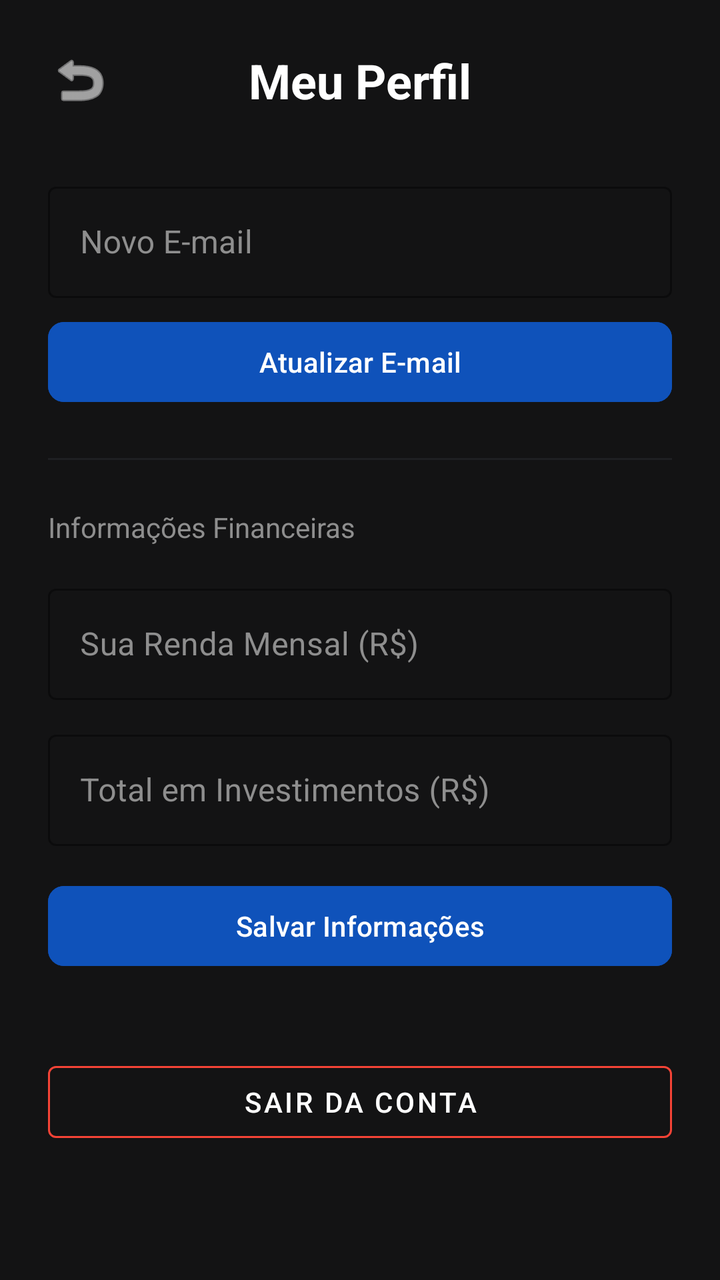
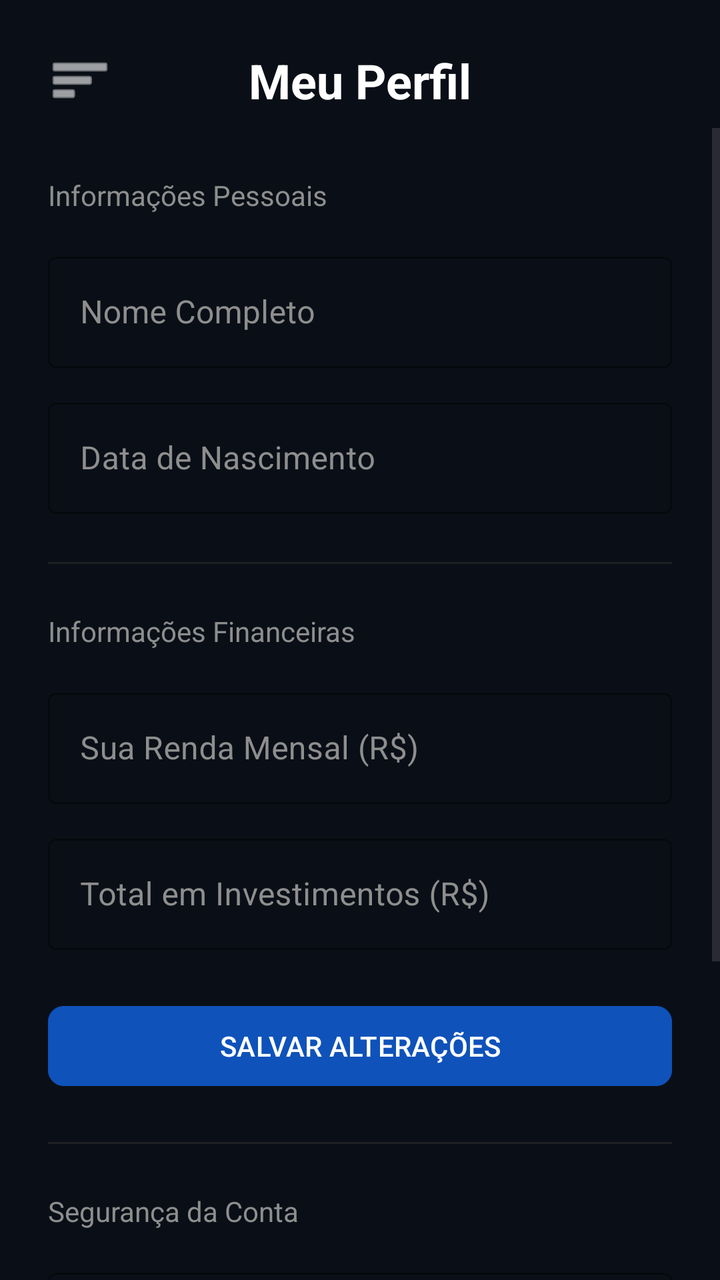

The first picture is an Android layout as it rendered before a commit; the second is the same layout after the commit. The layout source and the unified diff follow.
<!-- AndroidManifest.xml: application theme Theme.OrganizadorIA -->
<!-- res/layout/activity_perfil.xml -->
<?xml version="1.0" encoding="utf-8"?>
<androidx.constraintlayout.widget.ConstraintLayout
    xmlns:android="http://schemas.android.com/apk/res/android"
    xmlns:app="http://schemas.android.com/apk/res-auto"
    android:layout_width="match_parent"
    android:layout_height="match_parent"
    android:background="#131314"
    android:fitsSystemWindows="true">

    <ImageButton
        android:id="@+id/btnVoltar"
        android:layout_width="48dp"
        android:layout_height="48dp"
        android:layout_margin="16dp"
        android:background="?attr/selectableItemBackgroundBorderless"
        android:src="@android:drawable/ic_menu_revert"
        app:tint="@color/white"
        app:layout_constraintTop_toTopOf="parent"
        app:layout_constraintStart_toStartOf="parent" />

    <TextView
        android:id="@+id/tituloPerfil"
        android:layout_width="wrap_content"
        android:layout_height="wrap_content"
        android:text="Meu Perfil"
        android:textColor="@color/white"
        android:textSize="24sp"
        android:textStyle="bold"
        app:layout_constraintBottom_toBottomOf="@id/btnVoltar"
        app:layout_constraintEnd_toEndOf="parent"
        app:layout_constraintStart_toStartOf="parent"
        app:layout_constraintTop_toTopOf="@id/btnVoltar" />

    <ScrollView
        android:layout_width="match_parent"
        android:layout_height="0dp"
        app:layout_constraintTop_toBottomOf="@id/btnVoltar"
        app:layout_constraintBottom_toBottomOf="parent">

        <LinearLayout
            android:layout_width="match_parent"
            android:layout_height="wrap_content"
            android:orientation="vertical"
            android:padding="24dp">

            <com.google.android.material.textfield.TextInputLayout
                android:id="@+id/layoutNovoEmail"
                android:layout_width="match_parent"
                android:layout_height="wrap_content"
                android:hint="Novo E-mail"
                android:textColorHint="#8E8E8E"
                app:boxStrokeColor="@color/azul_safira"
                app:hintTextColor="@color/azul_safira"
                style="@style/Widget.MaterialComponents.TextInputLayout.OutlinedBox">

                <com.google.android.material.textfield.TextInputEditText
                    android:id="@+id/editNovoEmail"
                    android:layout_width="match_parent"
                    android:layout_height="wrap_content"
                    android:inputType="textEmailAddress"
                    android:textColor="@color/white" />
            </com.google.android.material.textfield.TextInputLayout>

            <com.google.android.material.button.MaterialButton
                android:id="@+id/btnAtualizarEmail"
                android:layout_width="match_parent"
                android:layout_height="wrap_content"
                android:layout_marginTop="8dp"
                android:text="Atualizar E-mail"
                android:backgroundTint="@color/azul_safira"
                app:cornerRadius="8dp" />

            <View
                android:layout_width="match_parent"
                android:layout_height="1dp"
                android:layout_marginVertical="24dp"
                android:background="#1E1F22" />

            <TextView
                android:layout_width="wrap_content"
                android:layout_height="wrap_content"
                android:text="Informações Financeiras"
                android:textColor="#8E8E8E"
                android:textSize="14sp"
                android:layout_marginBottom="16dp" />

            <com.google.android.material.textfield.TextInputLayout
                android:layout_width="match_parent"
                android:layout_height="wrap_content"
                android:hint="Sua Renda Mensal (R$)"
                android:textColorHint="#8E8E8E"
                app:boxStrokeColor="@color/azul_safira"
                app:hintTextColor="@color/azul_safira"
                style="@style/Widget.MaterialComponents.TextInputLayout.OutlinedBox">

                <com.google.android.material.textfield.TextInputEditText
                    android:id="@+id/editRenda"
                    android:layout_width="match_parent"
                    android:layout_height="wrap_content"
                    android:inputType="numberDecimal"
                    android:textColor="@color/white" />
            </com.google.android.material.textfield.TextInputLayout>

            <com.google.android.material.textfield.TextInputLayout
                android:layout_width="match_parent"
                android:layout_height="wrap_content"
                android:layout_marginTop="12dp"
                android:hint="Total em Investimentos (R$)"
                android:textColorHint="#8E8E8E"
                app:boxStrokeColor="@color/azul_safira"
                app:hintTextColor="@color/azul_safira"
                style="@style/Widget.MaterialComponents.TextInputLayout.OutlinedBox">

                <com.google.android.material.textfield.TextInputEditText
                    android:id="@+id/editTotalInvestido"
                    android:layout_width="match_parent"
                    android:layout_height="wrap_content"
                    android:inputType="numberDecimal"
                    android:textColor="@color/white" />
            </com.google.android.material.textfield.TextInputLayout>

            <com.google.android.material.button.MaterialButton
                android:id="@+id/btnSalvarInfo"
                android:layout_width="match_parent"
                android:layout_height="wrap_content"
                android:layout_marginTop="16dp"
                android:text="Salvar Informações"
                android:backgroundTint="@color/azul_safira"
                app:cornerRadius="8dp" />

            <com.google.android.material.button.MaterialButton
                android:id="@+id/btnSair"
                android:layout_width="match_parent"
                android:layout_height="wrap_content"
                android:layout_marginTop="40dp"
                android:text="Sair da Conta"
                android:textColor="@color/white"
                app:strokeColor="#F44336"
                app:strokeWidth="1dp"
                style="@style/Widget.MaterialComponents.Button.OutlinedButton" />

        </LinearLayout>
    </ScrollView>

</androidx.constraintlayout.widget.ConstraintLayout>
<!-- resources referenced by this layout -->
<resources>
  <color name="azul_safira">#0F52BA</color>
  <color name="white">#FFFFFFFF</color>
  <style name="Theme.OrganizadorIA" parent="Base.Theme.OrganizadorIA" />
  <style name="Base.Theme.OrganizadorIA" parent="Theme.Material3.DayNight.NoActionBar">
          
          
      </style>
</resources>

<!-- the commit's change to res/layout/activity_perfil.xml (unified diff, before → after) -->
@@ -1,145 +1,221 @@
 <?xml version="1.0" encoding="utf-8"?>
-<androidx.constraintlayout.widget.ConstraintLayout
+<androidx.drawerlayout.widget.DrawerLayout
     xmlns:android="http://schemas.android.com/apk/res/android"
     xmlns:app="http://schemas.android.com/apk/res-auto"
+    android:id="@+id/drawerLayout"
     android:layout_width="match_parent"
     android:layout_height="match_parent"
-    android:background="#131314"
+    android:background="@color/cor_fundo"
     android:fitsSystemWindows="true">
 
-    <ImageButton
-        android:id="@+id/btnVoltar"
-        android:layout_width="48dp"
-        android:layout_height="48dp"
-        android:layout_margin="16dp"
-        android:background="?attr/selectableItemBackgroundBorderless"
-        android:src="@android:drawable/ic_menu_revert"
-        app:tint="@color/white"
-        app:layout_constraintTop_toTopOf="parent"
-        app:layout_constraintStart_toStartOf="parent" />
-
-    <TextView
-        android:id="@+id/tituloPerfil"
-        android:layout_width="wrap_content"
-        android:layout_height="wrap_content"
-        android:text="Meu Perfil"
-        android:textColor="@color/white"
-        android:textSize="24sp"
-        android:textStyle="bold"
-        app:layout_constraintBottom_toBottomOf="@id/btnVoltar"
-        app:layout_constraintEnd_toEndOf="parent"
-        app:layout_constraintStart_toStartOf="parent"
-        app:layout_constraintTop_toTopOf="@id/btnVoltar" />
-
-    <ScrollView
+    <androidx.constraintlayout.widget.ConstraintLayout
         android:layout_width="match_parent"
-        android:layout_height="0dp"
-        app:layout_constraintTop_toBottomOf="@id/btnVoltar"
-        app:layout_constraintBottom_toBottomOf="parent">
-
-        <LinearLayout
+        android:layout_height="match_parent"
+        android:fitsSystemWindows="true">
+
+        <ImageButton
+            android:id="@+id/btnAbrirMenu"
+            android:layout_width="48dp"
+            android:layout_height="48dp"
+            android:layout_margin="16dp"
+            android:background="?attr/selectableItemBackgroundBorderless"
+            android:src="@android:drawable/ic_menu_sort_by_size"
+            app:tint="@color/white"
+            app:layout_constraintTop_toTopOf="parent"
+            app:layout_constraintStart_toStartOf="parent" />
+
+        <TextView
+            android:id="@+id/tituloPerfil"
+            android:layout_width="wrap_content"
+            android:layout_height="wrap_content"
+            android:text="Meu Perfil"
+            android:textColor="@color/white"
+            android:textSize="24sp"
+            android:textStyle="bold"
+            app:layout_constraintBottom_toBottomOf="@id/btnAbrirMenu"
+            app:layout_constraintEnd_toEndOf="parent"
+            app:layout_constraintStart_toStartOf="parent"
+            app:layout_constraintTop_toTopOf="@id/btnAbrirMenu" />
+
+        <ScrollView
             android:layout_width="match_parent"
-            android:layout_height="wrap_content"
-            android:orientation="vertical"
-            android:padding="24dp">
-
-            <com.google.android.material.textfield.TextInputLayout
-                android:id="@+id/layoutNovoEmail"
+            android:layout_height="0dp"
+            app:layout_constraintTop_toBottomOf="@id/btnAbrirMenu"
+            app:layout_constraintBottom_toBottomOf="parent">
+
+            <LinearLayout
                 android:layout_width="match_parent"
                 android:layout_height="wrap_content"
-                android:hint="Novo E-mail"
-                android:textColorHint="#8E8E8E"
-                app:boxStrokeColor="@color/azul_safira"
-                app:hintTextColor="@color/azul_safira"
-                style="@style/Widget.MaterialComponents.TextInputLayout.OutlinedBox">
-
-                <com.google.android.material.textfield.TextInputEditText
-                    android:id="@+id/editNovoEmail"
-                    android:layout_width="match_parent"
-                    android:layout_height="wrap_content"
-                    android:inputType="textEmailAddress"
-                    android:textColor="@color/white" />
-            </com.google.android.material.textfield.TextInputLayout>
-
-            <com.google.android.material.button.MaterialButton
-                android:id="@+id/btnAtualizarEmail"
-                android:layout_width="match_parent"
-                android:layout_height="wrap_content"
-                android:layout_marginTop="8dp"
-                android:text="Atualizar E-mail"
-                android:backgroundTint="@color/azul_safira"
-                app:cornerRadius="8dp" />
-
-            <View
-                android:layout_width="match_parent"
-                android:layout_height="1dp"
-                android:layout_marginVertical="24dp"
-                android:background="#1E1F22" />
-
-            <TextView
-                android:layout_width="wrap_content"
-                android:layout_height="wrap_content"
-                android:text="Informações Financeiras"
-                android:textColor="#8E8E8E"
-                android:textSize="14sp"
-                android:layout_marginBottom="16dp" />
-
-            <com.google.android.material.textfield.TextInputLayout
-                android:layout_width="match_parent"
-                android:layout_height="wrap_content"
-                android:hint="Sua Renda Mensal (R$)"
-                android:textColorHint="#8E8E8E"
-                app:boxStrokeColor="@color/azul_safira"
-                app:hintTextColor="@color/azul_safira"
-                style="@style/Widget.MaterialComponents.TextInputLayout.OutlinedBox">
-
-                <com.google.android.material.textfield.TextInputEditText
-                    android:id="@+id/editRenda"
-                    android:layout_width="match_parent"
-                    android:layout_height="wrap_content"
-                    android:inputType="numberDecimal"
-                    android:textColor="@color/white" />
-            </com.google.android.material.textfield.TextInputLayout>
-
-            <com.google.android.material.textfield.TextInputLayout
-                android:layout_width="match_parent"
-                android:layout_height="wrap_content"
-                android:layout_marginTop="12dp"
-                android:hint="Total em Investimentos (R$)"
-                android:textColorHint="#8E8E8E"
-                app:boxStrokeColor="@color/azul_safira"
-                app:hintTextColor="@color/azul_safira"
-                style="@style/Widget.MaterialComponents.TextInputLayout.OutlinedBox">
-
-                <com.google.android.material.textfield.TextInputEditText
-                    android:id="@+id/editTotalInvestido"
-                    android:layout_width="match_parent"
-                    android:layout_height="wrap_content"
-                    android:inputType="numberDecimal"
-                    android:textColor="@color/white" />
-            </com.google.android.material.textfield.TextInputLayout>
-
-            <com.google.android.material.button.MaterialButton
-                android:id="@+id/btnSalvarInfo"
-                android:layout_width="match_parent"
-                android:layout_height="wrap_content"
-                android:layout_marginTop="16dp"
-                android:text="Salvar Informações"
-                android:backgroundTint="@color/azul_safira"
-                app:cornerRadius="8dp" />
-
-            <com.google.android.material.button.MaterialButton
-                android:id="@+id/btnSair"
-                android:layout_width="match_parent"
-                android:layout_height="wrap_content"
-                android:layout_marginTop="40dp"
-                android:text="Sair da Conta"
-                android:textColor="@color/white"
-                app:strokeColor="#F44336"
-                app:strokeWidth="1dp"
-                style="@style/Widget.MaterialComponents.Button.OutlinedButton" />
-
-        </LinearLayout>
-    </ScrollView>
-
-</androidx.constraintlayout.widget.ConstraintLayout>
+                android:orientation="vertical"
+                android:padding="24dp">
+
+                <TextView
+                    android:layout_width="wrap_content"
+                    android:layout_height="wrap_content"
+                    android:text="Informações Pessoais"
+                    android:textColor="#8E8E8E"
+                    android:textSize="14sp"
+                    android:layout_marginBottom="16dp" />
+
+                <com.google.android.material.textfield.TextInputLayout
+                    android:id="@+id/layoutNome"
+                    android:layout_width="match_parent"
+                    android:layout_height="wrap_content"
+                    android:hint="Nome Completo"
+                    android:textColorHint="#8E8E8E"
+                    app:boxStrokeColor="@color/azul_safira"
+                    app:hintTextColor="@color/azul_safira"
+                    style="@style/Widget.MaterialComponents.TextInputLayout.OutlinedBox">
+
+                    <com.google.android.material.textfield.TextInputEditText
+                        android:id="@+id/editNome"
+                        android:layout_width="match_parent"
+                        android:layout_height="wrap_content"
+                        android:inputType="textPersonName"
+                        android:textColor="@color/white" />
+                </com.google.android.material.textfield.TextInputLayout>
+
+                <com.google.android.material.textfield.TextInputLayout
+                    android:id="@+id/layoutDataNascimento"
+                    android:layout_width="match_parent"
+                    android:layout_height="wrap_content"
+                    android:layout_marginTop="12dp"
+                    android:hint="Data de Nascimento"
+                    android:textColorHint="#8E8E8E"
+                    app:boxStrokeColor="@color/azul_safira"
+                    app:hintTextColor="@color/azul_safira"
+                    style="@style/Widget.MaterialComponents.TextInputLayout.OutlinedBox">
+
+                    <com.google.android.material.textfield.TextInputEditText
+                        android:id="@+id/editDataNascimento"
+                        android:layout_width="match_parent"
+                        android:layout_height="wrap_content"
+                        android:inputType="date"
+                        android:textColor="@color/white" />
+                </com.google.android.material.textfield.TextInputLayout>
+
+                <View
+                    android:layout_width="match_parent"
+                    android:layout_height="1dp"
+                    android:layout_marginVertical="24dp"
+                    android:background="#1E1F22" />
+
+                <TextView
+                    android:layout_width="wrap_content"
+                    android:layout_height="wrap_content"
+                    android:text="Informações Financeiras"
+                    android:textColor="#8E8E8E"
+                    android:textSize="14sp"
+                    android:layout_marginBottom="16dp" />
+
+                <com.google.android.material.textfield.TextInputLayout
+                    android:layout_width="match_parent"
+                    android:layout_height="wrap_content"
+                    android:hint="Sua Renda Mensal (R$)"
+                    android:textColorHint="#8E8E8E"
+                    app:boxStrokeColor="@color/azul_safira"
+                    app:hintTextColor="@color/azul_safira"
+                    style="@style/Widget.MaterialComponents.TextInputLayout.OutlinedBox">
+
+                    <com.google.android.material.textfield.TextInputEditText
+                        android:id="@+id/editRenda"
+                        android:layout_width="match_parent"
+                        android:layout_height="wrap_content"
+                        android:inputType="numberDecimal"
+                        android:textColor="@color/white" />
+                </com.google.android.material.textfield.TextInputLayout>
+
+                <com.google.android.material.textfield.TextInputLayout
+                    android:layout_width="match_parent"
+                    android:layout_height="wrap_content"
+                    android:layout_marginTop="12dp"
+                    android:hint="Total em Investimentos (R$)"
+                    android:textColorHint="#8E8E8E"
+                    app:boxStrokeColor="@color/azul_safira"
+                    app:hintTextColor="@color/azul_safira"
+                    style="@style/Widget.MaterialComponents.TextInputLayout.OutlinedBox">
+
+                    <com.google.android.material.textfield.TextInputEditText
+                        android:id="@+id/editTotalInvestido"
+                        android:layout_width="match_parent"
+                        android:layout_height="wrap_content"
+                        android:inputType="numberDecimal"
+                        android:textColor="@color/white" />
+                </com.google.android.material.textfield.TextInputLayout>
+
+                <com.google.android.material.button.MaterialButton
+                    android:id="@+id/btnSalvarInfo"
+                    android:layout_width="match_parent"
+                    android:layout_height="wrap_content"
+                    android:layout_marginTop="24dp"
+                    android:text="SALVAR ALTERAÇÕES"
+                    android:backgroundTint="@color/azul_safira"
+                    app:cornerRadius="8dp" />
+
+                <View
+                    android:layout_width="match_parent"
+                    android:layout_height="1dp"
+                    android:layout_marginVertical="24dp"
+                    android:background="#1E1F22" />
+
+                <TextView
+                    android:layout_width="wrap_content"
+                    android:layout_height="wrap_content"
+                    android:text="Segurança da Conta"
+                    android:textColor="#8E8E8E"
+                    android:textSize="14sp"
+                    android:layout_marginBottom="16dp" />
+
+                <com.google.android.material.textfield.TextInputLayout
+                    android:id="@+id/layoutNovoEmail"
+                    android:layout_width="match_parent"
+                    android:layout_height="wrap_content"
+                    android:hint="E-mail da Conta"
+                    android:textColorHint="#8E8E8E"
+                    app:boxStrokeColor="@color/azul_safira"
+                    app:hintTextColor="@color/azul_safira"
+                    style="@style/Widget.MaterialComponents.TextInputLayout.OutlinedBox">
+
+                    <com.google.android.material.textfield.TextInputEditText
+                        android:id="@+id/editNovoEmail"
+                        android:layout_width="match_parent"
+                        android:layout_height="wrap_content"
+                        android:inputType="textEmailAddress"
+                        android:textColor="@color/white" />
+                </com.google.android.material.textfield.TextInputLayout>
+
+                <com.google.android.material.button.MaterialButton
+                    android:id="@+id/btnAtualizarEmail"
+                    android:layout_width="match_parent"
+                    android:layout_height="wrap_content"
+                    android:layout_marginTop="8dp"
+                    android:text="Atualizar E-mail"
+                    android:backgroundTint="@color/azul_safira"
+                    android:textColor="@color/white"
+                    app:cornerRadius="8dp" />
+
+                <com.google.android.material.button.MaterialButton
+                    android:id="@+id/btnSair"
+                    android:layout_width="match_parent"
+                    android:layout_height="wrap_content"
+                    android:layout_marginTop="40dp"
+                    android:text="Sair da Conta"
+                    android:textColor="@color/white"
+                    android:backgroundTint="#F44336"
+                    app:cornerRadius="8dp" />
+
+            </LinearLayout>
+        </ScrollView>
+
+    </androidx.constraintlayout.widget.ConstraintLayout>
+
+    <com.google.android.material.navigation.NavigationView
+        android:id="@+id/navView"
+        android:layout_width="wrap_content"
+        android:layout_height="match_parent"
+        android:layout_gravity="start"
+        android:background="#1E1F22"
+        app:itemTextColor="#E3E3E3"
+        app:menu="@menu/menu_lateral" />
+
+</androidx.drawerlayout.widget.DrawerLayout>
<!-- resource entries referenced after the edit -->
@@ -1,6 +1,7 @@
 <!-- resources referenced by this layout -->
 <resources>
   <color name="azul_safira">#0F52BA</color>
+  <color name="cor_fundo">#0a0f17</color>
   <color name="white">#FFFFFFFF</color>
   <style name="Theme.OrganizadorIA" parent="Base.Theme.OrganizadorIA" />
   <style name="Base.Theme.OrganizadorIA" parent="Theme.Material3.DayNight.NoActionBar">
